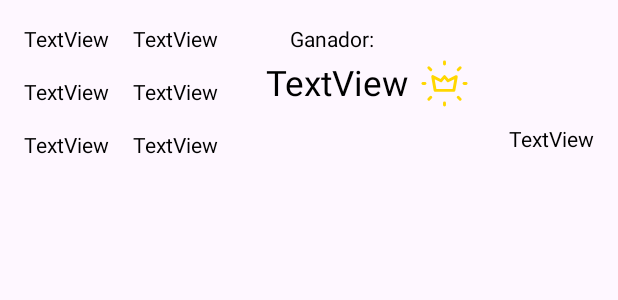
After one commit to DanielBodVel/Ruleta_de_la_suerte, an Android app: the layout item_partida.xml on its own in the app's theme, with its tools: preview values and no code run, on a phone screen of 412 x 824 dp. The commit adds this screen. Shown: the top 300 px of the screen. Run offline under Robolectric (Android 15) with nearby library versions, the phone set to English and light mode, and no system bars.

Commit message:
Creado de datos y llenado de la tabla, muestra de los datos

```diff
--- /dev/null
+++ b/app/src/main/res/drawable/bright_crown.xml
@@ -0,0 +1,69 @@
+<vector xmlns:android="http://schemas.android.com/apk/res/android"
+    android:width="24dp"
+    android:height="24dp"
+    android:viewportWidth="24"
+    android:viewportHeight="24">
+  <path
+      android:pathData="M22,12L23,12"
+      android:strokeLineJoin="round"
+      android:strokeWidth="1.5"
+      android:fillColor="#00000000"
+      android:strokeColor="#ffd700"
+      android:strokeLineCap="round"/>
+  <path
+      android:pathData="M12,2V1"
+      android:strokeLineJoin="round"
+      android:strokeWidth="1.5"
+      android:fillColor="#00000000"
+      android:strokeColor="#ffd700"
+      android:strokeLineCap="round"/>
+  <path
+      android:pathData="M12,23V22"
+      android:strokeLineJoin="round"
+      android:strokeWidth="1.5"
+      android:fillColor="#00000000"
+      android:strokeColor="#ffd700"
+      android:strokeLineCap="round"/>
+  <path
+      android:pathData="M20,20L19,19"
+      android:strokeLineJoin="round"
+      android:strokeWidth="1.5"
+      android:fillColor="#00000000"
+      android:strokeColor="#ffd700"
+      android:strokeLineCap="round"/>
+  <path
+      android:pathData="M20,4L19,5"
+      android:strokeLineJoin="round"
+      android:strokeWidth="1.5"
+      android:fillColor="#00000000"
+      android:strokeColor="#ffd700"
+      android:strokeLineCap="round"/>
+  <path
+      android:pathData="M4,20L5,19"
+      android:strokeLineJoin="round"
+      android:strokeWidth="1.5"
+      android:fillColor="#00000000"
+      android:strokeColor="#ffd700"
+      android:strokeLineCap="round"/>
+  <path
+      android:pathData="M4,4L5,5"
+      android:strokeLineJoin="round"
+      android:strokeWidth="1.5"
+      android:fillColor="#00000000"
+      android:strokeColor="#ffd700"
+      android:strokeLineCap="round"/>
+  <path
+      android:pathData="M1,12L2,12"
+      android:strokeLineJoin="round"
+      android:strokeWidth="1.5"
+      android:fillColor="#00000000"
+      android:strokeColor="#ffd700"
+      android:strokeLineCap="round"/>
+  <path
+      android:pathData="M16.8,15.5L18,8.5L13.8,10.6L12,8.5L10.2,10.6L6,8.5L7.2,15.5H16.8Z"
+      android:strokeLineJoin="round"
+      android:strokeWidth="1.5"
+      android:fillColor="#00000000"
+      android:strokeColor="#ffd700"
+      android:strokeLineCap="round"/>
+</vector>
--- a/app/src/main/res/layout/activity_history.xml
+++ b/app/src/main/res/layout/activity_history.xml
@@ -1,7 +1,7 @@
 <?xml version="1.0" encoding="utf-8"?>
 <androidx.recyclerview.widget.RecyclerView xmlns:android="http://schemas.android.com/apk/res/android"
     xmlns:tools="http://schemas.android.com/tools"
-    android:id="@+id/main"
+    android:id="@+id/historial"
     android:layout_width="match_parent"
     android:layout_height="match_parent"
     android:background="@drawable/background"
--- /dev/null
+++ b/app/src/main/res/layout/item_partida.xml
@@ -0,0 +1,131 @@
+<?xml version="1.0" encoding="utf-8"?>
+<androidx.constraintlayout.widget.ConstraintLayout xmlns:android="http://schemas.android.com/apk/res/android"
+    xmlns:app="http://schemas.android.com/apk/res-auto"
+    xmlns:tools="http://schemas.android.com/tools"
+    android:layout_width="match_parent"
+    android:layout_height="wrap_content">
+
+    <TextView
+        android:id="@+id/nombreJugador1"
+        android:layout_width="wrap_content"
+        android:layout_height="wrap_content"
+        android:layout_marginStart="16dp"
+        android:layout_marginTop="16dp"
+        android:textColor="@color/white"
+        app:layout_constraintStart_toStartOf="parent"
+        app:layout_constraintTop_toTopOf="parent"
+        tools:text="TextView"
+        tools:textColor="@color/black" />
+
+    <TextView
+        android:id="@+id/gananciaJugador1"
+        android:layout_width="wrap_content"
+        android:layout_height="wrap_content"
+        android:layout_marginStart="16dp"
+        android:layout_marginTop="16dp"
+        android:textColor="@color/white"
+        app:layout_constraintStart_toEndOf="@+id/nombreJugador1"
+        app:layout_constraintTop_toTopOf="parent"
+        tools:text="TextView"
+        tools:textColor="@color/black" />
+
+    <TextView
+        android:id="@+id/ganador"
+        android:layout_width="wrap_content"
+        android:layout_height="wrap_content"
+        android:layout_marginStart="48dp"
+        android:layout_marginTop="16dp"
+        android:text="@string/ganador"
+        android:textColor="@color/white"
+        app:layout_constraintStart_toEndOf="@+id/gananciaJugador1"
+        app:layout_constraintTop_toTopOf="parent"
+        tools:textColor="@color/black" />
+
+    <TextView
+        android:id="@+id/nombreJugadorganador"
+        android:layout_width="wrap_content"
+        android:layout_height="wrap_content"
+        android:layout_marginTop="4dp"
+        android:layout_marginEnd="8dp"
+        android:textColor="@color/white"
+        android:textSize="23sp"
+        app:layout_constraintEnd_toStartOf="@+id/imageView2"
+        app:layout_constraintHorizontal_bias="1.0"
+        app:layout_constraintStart_toEndOf="@+id/gananciaJugador2"
+        app:layout_constraintTop_toBottomOf="@+id/ganador"
+        tools:text="TextView"
+        tools:textColor="@color/black" />
+
+    <ImageView
+        android:id="@+id/imageView2"
+        android:layout_width="31dp"
+        android:layout_height="31dp"
+        android:layout_marginTop="40dp"
+        android:layout_marginEnd="100dp"
+        app:layout_constraintEnd_toEndOf="parent"
+        app:layout_constraintTop_toTopOf="parent"
+        app:srcCompat="@drawable/bright_crown" />
+
+    <TextView
+        android:id="@+id/nombreJugador2"
+        android:layout_width="wrap_content"
+        android:layout_height="wrap_content"
+        android:layout_marginStart="16dp"
+        android:layout_marginTop="16dp"
+        android:textColor="@color/white"
+        app:layout_constraintStart_toStartOf="parent"
+        app:layout_constraintTop_toBottomOf="@+id/nombreJugador1"
+        tools:text="TextView"
+        tools:textColor="@color/black" />
+
+    <TextView
+        android:id="@+id/gananciaJugador2"
+        android:layout_width="wrap_content"
+        android:layout_height="wrap_content"
+        android:layout_marginStart="16dp"
+        android:layout_marginTop="16dp"
+        android:textColor="@color/white"
+        app:layout_constraintStart_toEndOf="@+id/nombreJugador2"
+        app:layout_constraintTop_toBottomOf="@+id/gananciaJugador1"
+        tools:text="TextView"
+        tools:textColor="@color/black" />
+
+    <TextView
+        android:id="@+id/nombreJugador3"
+        android:layout_width="wrap_content"
+        android:layout_height="wrap_content"
+        android:layout_marginStart="16dp"
+        android:layout_marginTop="16dp"
+        android:textColor="@color/white"
+        app:layout_constraintStart_toStartOf="parent"
+        app:layout_constraintTop_toBottomOf="@+id/nombreJugador2"
+        tools:text="TextView"
+        tools:textColor="@color/black" />
+
+    <TextView
+        android:id="@+id/gananciaJugador3"
+        android:layout_width="wrap_content"
+        android:layout_height="wrap_content"
+        android:layout_marginStart="16dp"
+        android:layout_marginTop="16dp"
+        android:textColor="@color/white"
+        app:layout_constraintStart_toEndOf="@+id/nombreJugador3"
+        app:layout_constraintTop_toBottomOf="@+id/gananciaJugador2"
+        tools:text="TextView"
+        tools:textColor="@color/black" />
+
+    <TextView
+        android:id="@+id/fecha"
+        android:layout_width="wrap_content"
+        android:layout_height="wrap_content"
+        android:layout_marginTop="12dp"
+        android:layout_marginEnd="16dp"
+        android:textColor="@color/white"
+        app:layout_constraintEnd_toEndOf="parent"
+        app:layout_constraintHorizontal_bias="1.0"
+        app:layout_constraintStart_toEndOf="@+id/gananciaJugador3"
+        app:layout_constraintTop_toBottomOf="@+id/nombreJugadorganador"
+        tools:text="TextView"
+        tools:textColor="@color/black" />
+
+</androidx.constraintlayout.widget.ConstraintLayout>
--- a/app/src/main/res/values/strings.xml
+++ b/app/src/main/res/values/strings.xml
@@ -145,4 +145,5 @@
     <string name="end_letra_no_esta">La letra \'%s\' no está en la frase.</string>
     <string name="end_tiempo_agotado">¡Tiempo agotado!</string>
     <string name="talk_Empezar">Empezar</string>
+    <string name="ganador">Ganador:</string>
 </resources>
```
Also changed, not shown: app/src/main/java/com/example/ruletadelasuerte/EndActivity.kt (+75 -78 lines), app/src/main/java/com/example/ruletadelasuerte/HistoryActivity.kt (+20 -10 lines), app/src/main/java/com/example/ruletadelasuerte/utils/PartidasAdapter.kt (added, +45 -0 lines), 2 other files.
